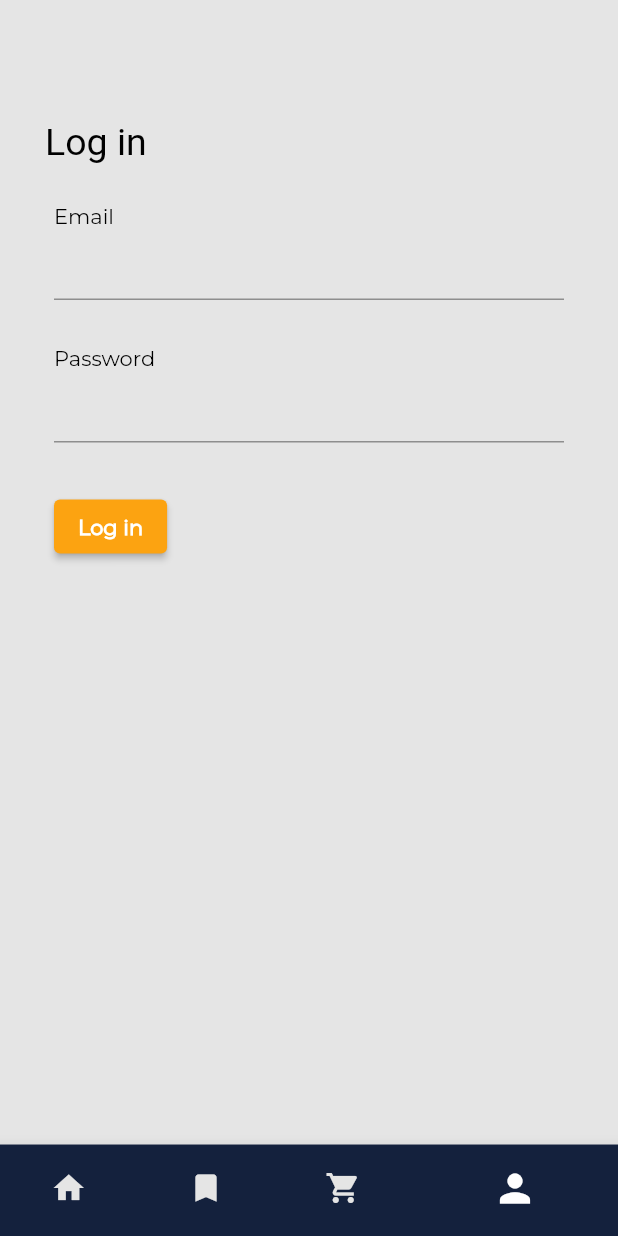
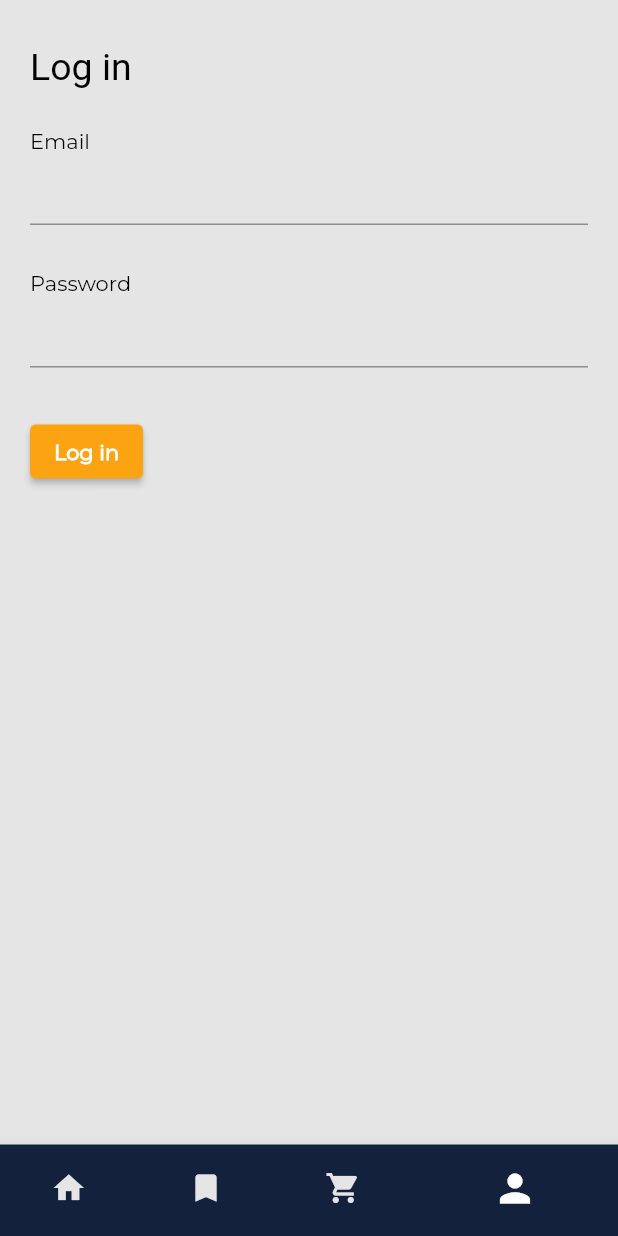
Before and after one commit to lintenn/GrateMate, a Flutter app: the screen it shows after launch, item 4 of the bottom bar chosen, after a tap on "Logout", on a phone screen of 412 x 824 dp. Run offline on Flutter 3.47's test engine with Material 2 defaults, Android fonts, the light colour scheme and no system bars; our stand-ins replace carousel_slider, font_awesome_flutter, tuple; missing offline and left inert: flutter_ringtone_player, material_dialogs; network calls fail; Roboto replaces fonts that are missing (MontserratExtraBold); statements that could not run were skipped; project files that could hold a hidden picture were left out.

Commit message:
simplify layout code, add SafeArea, standardize EdgeInsets

```diff
--- a/grate_mate/lib/screens/login_screen.dart
+++ b/grate_mate/lib/screens/login_screen.dart
@@ -24,48 +24,31 @@ class _LoginPageState extends State<LoginPage> {
   @override
   Widget build(BuildContext context) {
     // Build a Form widget using the _formKey created above.
-    return Scaffold(
+    return SafeArea(
+      child: Scaffold(
         backgroundColor: GrateMate.grayGrateMate,
         //SingleChildScrollView otherwise screen overflow due to keyboard popping up
         body: SingleChildScrollView(
           child: Container(
             margin: const EdgeInsets.fromLTRB(20.0, 20.0, 20.0, 0.0),
             child: Column(
+                crossAxisAlignment: CrossAxisAlignment.start,
                 children: [
-              const SizedBox(
-                height: 50,
-              ),
-              Padding(
-                padding: EdgeInsets.fromLTRB(10, 10, 10, 10),
-                child: Row(
-                  children: [
-                    Column(
-                      children: const [
-                        MateTextH1(
+            const Padding(
+            padding: EdgeInsets.fromLTRB(0, 10, 0, 10),
+            child: MateTextH1(
               text: 'Log in',
-                        ),
-                      ],
-                    ),
-                  ],
             ),
           ),
           Form(
             key: _formKey,
             child: Padding(
-                  padding: const EdgeInsets.all(16.0),
+                padding: const EdgeInsets.fromLTRB(0, 16.0, 0, 16),
                 child: Column(
                   crossAxisAlignment: CrossAxisAlignment.start,
                   children: [
-                      Row(
-                        children: [
-                          Column(
-                            children: const [
-                              MateTextP(
+                  const MateTextP(
                   text: 'Email',
-                              ),
-                            ],
-                          ),
-                        ],
                 ),
                 TextFormField(
                 controller: _emailController,
@@ -80,20 +63,15 @@ class _LoginPageState extends State<LoginPage> {
                   fontFamily: 'MontSerrat',
                   fontSize: 14,
                 ),
+                onTapOutside: (event) {
+                  FocusManager.instance.primaryFocus?.unfocus();
+                }
             ),
-                      SizedBox(
+            const SizedBox(
               height: 30,
             ),
-                      Row(
-                        children: [
-                          Column(
-                            children: const [
-                              MateTextP(
+            const MateTextP(
               text: 'Password',
-                              ),
-                            ],
-                          ),
-                        ],
             ),
             TextFormField(
                 controller: _passwordController,
@@ -108,6 +86,9 @@ class _LoginPageState extends State<LoginPage> {
                   fontFamily: 'MontSerrat',
                   fontSize: 14,
                 ),
+                onTapOutside: (event) {
+                  FocusManager.instance.primaryFocus?.unfocus();
+                }
             ),
             const SizedBox(
               height: 16,
@@ -137,7 +118,6 @@ class _LoginPageState extends State<LoginPage> {
                       if (loggedUser.id == -1) {
                         _errorLogin = true;
                       } else {
-                                  print('here');
                         Navigator.pushReplacementNamed(
                             context, '/home');
                         Users.isLogged = true;
@@ -157,9 +137,12 @@ class _LoginPageState extends State<LoginPage> {
         ),
       ),
       ],
-          ),
-        ),
-      ),
+    ),)
+    ,
+    )
+    ,
+    )
+    ,
     );
   }
 }
--- a/grate_mate/lib/screens/mainPage.dart
+++ b/grate_mate/lib/screens/mainPage.dart
@@ -26,6 +26,122 @@ class _MainPageState extends State<MainPage> {
     super.dispose();
   }
 
+  @override
+  Widget build(BuildContext context) {
+    return SafeArea(
+      child: Scaffold(
+        backgroundColor: GrateMate.grayGrateMate,
+        body: Container(
+          margin: const EdgeInsets.fromLTRB(20.0, 30.0, 20.0, 0.0),
+          child: Column(
+            crossAxisAlignment: CrossAxisAlignment.start,
+            children: <Widget>[
+              Container(
+                child: MateTextH1(
+                  text: greetUser(),
+                ),
+              ),
+              Container(
+                padding: const EdgeInsets.fromLTRB(0, 20, 10, 10),
+                child: Container(
+                  decoration: const BoxDecoration(
+                    color: Colors.white,
+                    borderRadius: BorderRadius.all(Radius.circular(50.0)),
+                    boxShadow: [
+                      BoxShadow(
+                        color: Colors.black12,
+                        blurRadius: 5.0,
+                        spreadRadius: 1.0,
+                        offset: Offset(0.0, 2),
+                      ),
+                    ],
+                  ),
+                  child: TextField(
+                    controller: _searchController,
+                    decoration: InputDecoration(
+                      contentPadding: const EdgeInsets.fromLTRB(25, 20, 0, 10),
+                      hintText: 'Search',
+                      hintStyle: const TextStyle(
+                        fontFamily: 'MontSerrat',
+                        fontSize: 14,
+                      ),
+                      suffixIcon: IconButton(
+                        icon: const Icon(Icons.search),
+                        onPressed: _search,
+                      ),
+                      border: const OutlineInputBorder(
+                        borderRadius: BorderRadius.all(
+                          Radius.circular(25),
+                        ),
+                        borderSide: BorderSide.none,
+                      ),
+                    ),
+                  ),
+                ),
+              ),
+              _showError
+                  ? const Padding(
+                padding: EdgeInsets.fromLTRB(20.0,0,0,0),
+                child: MateTextError(
+                  text: 'You have to enter a search term',
+                ),
+              )
+                  : Container(),
+              Row(
+                children: [
+                  Column(
+                    children: const [
+                      Padding(
+                        padding: EdgeInsets.fromLTRB(0, 20, 10, 10),
+                        child: MateTextH2(text:'Last Recipes'),
+                      ),
+                    ],
+                  ),
+                ],
+              ),
+              Flexible(
+                /*child: GridView.count(
+                  crossAxisCount: 1,
+                  scrollDirection: Axis.vertical,
+                  children: globalRecipes.recipes.map((recipe) => recipeCard(recipe)).toList(),
+                  ),*/
+                child: !recipesFiltered.isEmpty
+                    ? ListView.builder(
+                  padding: const EdgeInsets.fromLTRB(0, 10, 0, 0),
+                  itemCount: recipesFiltered.length,
+                  itemBuilder: (context, index) {
+                    return recipeCard(recipesFiltered[index]);
+                  },
+                )
+                    : Row(
+                  children: [
+                    Flexible(
+                      child: Column(
+                        children: const [
+                          Padding(
+                            padding: EdgeInsets.fromLTRB(10, 20, 10, 10),
+                            child: Text(
+                              'No results found. Try another search term',
+                              style: TextStyle(
+                                fontSize: 18,
+                                fontFamily: 'Montserrat',
+                                //color: GrateMate.darkGrateMate
+                              ),
+                            ),
+                          ),
+                        ],
+                      ),
+                    ),
+                  ],
+                ),
+              ),
+            ],
+          ),
+        ),
+      ),
+    );
+  }
+
   void _search() {
     if (_searchController.text.isEmpty) {
       setState(() {
@@ -42,7 +158,7 @@ class _MainPageState extends State<MainPage> {
       setState(() {
         recipesFiltered = recipes
             .where((recipe) =>
-                recipe.name.toLowerCase().contains(searchValue.toLowerCase()))
+            recipe.name.toLowerCase().contains(searchValue.toLowerCase()))
             .toList();
       });
     }
@@ -55,7 +171,7 @@ class _MainPageState extends State<MainPage> {
           Navigator.pushNamed(context, '/recipe', arguments: recipe);
         },
         child: Card(
-          margin: const EdgeInsets.fromLTRB(10, 0, 10, 10),
+          margin: const EdgeInsets.fromLTRB(0, 0, 0, 10),
           shape: RoundedRectangleBorder(
             borderRadius: BorderRadius.circular(10),
           ),
@@ -164,121 +280,7 @@ class _MainPageState extends State<MainPage> {
     }
   }
 
-  @override
-  Widget build(BuildContext context) {
-    return Scaffold(
-      //backgroundColor: GrateMate.earthYellow[400],
-      backgroundColor: GrateMate.grayGrateMate,
-      body: Container(
-        margin: const EdgeInsets.fromLTRB(20.0, 60.0, 20.0, 0.0),
-        child: Column(
-          crossAxisAlignment: CrossAxisAlignment.start,
-          children: <Widget>[
-            Container(
-              padding: EdgeInsets.fromLTRB(10, 10, 10, 10),
-              child: MateTextH1(
-                text: greetUser(),
-              ),
-            ),
-            Container(
-              padding: EdgeInsets.fromLTRB(10, 20, 10, 10),
-              child: Container(
-                decoration: const BoxDecoration(
-                  color: Colors.white,
-                  borderRadius: BorderRadius.all(Radius.circular(50.0)),
-                  boxShadow: [
-                    BoxShadow(
-                      color: Colors.black12,
-                      blurRadius: 5.0,
-                      spreadRadius: 1.0,
-                      offset: Offset(0.0, 2),
-                    ),
-                  ],
-                ),
-                child: TextField(
-                  controller: _searchController,
-                  decoration: InputDecoration(
-                    contentPadding: const EdgeInsets.fromLTRB(25, 20, 0, 10),
-                    hintText: 'Search',
-                      hintStyle: const TextStyle(
-                        fontFamily: 'MontSerrat',
-                        fontSize: 14,
-                      ),
-                    suffixIcon: IconButton(
-                      icon: const Icon(Icons.search),
-                      onPressed: _search,
-                    ),
-                    border: const OutlineInputBorder(
-                      borderRadius: BorderRadius.all(
-                        Radius.circular(25),
-                      ),
-                      borderSide: BorderSide.none,
-                    ),
-                  ),
-                ),
-              ),
-            ),
-            _showError
-                ? const Padding(
-                  padding: EdgeInsets.fromLTRB(20.0,0,0,0),
-                  child: MateTextError(
-                      text: 'You have to enter a search term',
-                    ),
-                )
-                : Container(),
-            Row(
-              children: [
-                Column(
-                  children: const [
-                    Padding(
-                      padding: EdgeInsets.fromLTRB(10, 20, 10, 10),
-                      child: MateTextH2(text:'Last Recipes'),
-                    ),
-                  ],
-                ),
-              ],
-            ),
-            Flexible(
-              /*child: GridView.count(
-                crossAxisCount: 1,
-                scrollDirection: Axis.vertical,
-                children: globalRecipes.recipes.map((recipe) => recipeCard(recipe)).toList(),
-                ),*/
-              child: !recipesFiltered.isEmpty
-                  ? ListView.builder(
-                      padding: const EdgeInsets.fromLTRB(0, 10, 0, 0),
-                      itemCount: recipesFiltered.length,
-                      itemBuilder: (context, index) {
-                        return recipeCard(recipesFiltered[index]);
-                      },
-                    )
-                  : Row(
-                      children: [
-                        Flexible(
-                          child: Column(
-                            children: const [
-                              Padding(
-                                padding: EdgeInsets.fromLTRB(10, 20, 10, 10),
-                                child: Text(
-                                  'No results found. Try another search term',
-                                  style: TextStyle(
-                                    fontSize: 18,
-                                    fontFamily: 'Montserrat',
-                                    //color: GrateMate.darkGrateMate
-                                  ),
-                                ),
-                              ),
-                            ],
-                          ),
-                        ),
-                      ],
-                    ),
-            ),
-          ],
-        ),
-      ),
-    );
-  }
+
 
   String greetUser() {
     // Get the current time
--- a/grate_mate/lib/screens/profile_screen.dart
+++ b/grate_mate/lib/screens/profile_screen.dart
@@ -1,5 +1,6 @@
 import 'package:flutter/material.dart';
 import 'package:grate_mate/widgets/mate_text_p.dart';
+import '../global_information/colors_palette.dart';
 import '../models/user.dart';
 import '../global_information/global_users.dart' as Users;
 
@@ -11,12 +12,16 @@ class ProfileScreen extends StatelessWidget {
 
   @override
   Widget build(BuildContext context) {
-    return Scaffold(
+    return SafeArea(
+      child: Scaffold(
+        backgroundColor: GrateMate.grayGrateMate,
         body: SingleChildScrollView(
+          child: Container(
+            //TODO All the other screens have 20 margin on left and right side, but here somehow we need 15.. why?
+            margin: const EdgeInsets.fromLTRB(15.0, 30.0, 15.0, 10.0),
             child: Column(
               crossAxisAlignment: CrossAxisAlignment.stretch,
               children: [
-            SizedBox(height: 80,),
                 Container(
                   height: 200,
                   decoration: BoxDecoration(
@@ -26,7 +31,7 @@ class ProfileScreen extends StatelessWidget {
                         color: Colors.grey.withOpacity(0.5),
                         spreadRadius: 7,
                         blurRadius: 7,
-                    offset: Offset(0, 3), // changes position of shadow
+                        offset: const Offset(0, 3), // changes position of shadow
                       ),
                     ],
                     //border: Border.all(width: 2, color: Colors.grey)
@@ -36,19 +41,18 @@ class ProfileScreen extends StatelessWidget {
                     backgroundColor: Colors.grey,
                   ),
                 ),
-            SizedBox(height: 16,),
+                const SizedBox(height: 16,),
                 buildInfoCard('Name','${user.firstName} ${user.lastName}'),
                 buildInfoCard('Email',user.email),
                 buildInfoCard('Phone Number',user.phoneNumber),
                 buildInfoCard('Date of Birth','${user.birthDate.day}/${user.birthDate.month}/${user.birthDate.year}'),
-            SizedBox(height: 50,),
+                const SizedBox(height: 20,),
                 Center(
                   child: ElevatedButton(
                     onPressed: () {
                       Users.isLogged = false;
                       Navigator.pushReplacementNamed(context, '/home/login');
                     },
-                child: Text('Logout'),
                     style: ButtonStyle(
                       backgroundColor: MaterialStateProperty.all<Color>(Colors.redAccent),
                       foregroundColor: MaterialStateProperty.all<Color>(Colors.white),
@@ -58,9 +62,12 @@ class ProfileScreen extends StatelessWidget {
                         ),
                       ),
                     ),
+                    child: const Text('Logout'),
                   ),
                 )
               ],
+            ),
+          ),
         ),
       ),
     );
@@ -68,7 +75,7 @@ class ProfileScreen extends StatelessWidget {
 
   Widget buildInfoCard(String title, String subtitle) {
     return Padding(
-      padding: const EdgeInsets.fromLTRB(12,5,12,5),
+      padding: const EdgeInsets.fromLTRB(0,5,0,5),
       child: Card(
               child: ListTile(
                 title: MateTextP(text: title),
```
Also changed, not shown: grate_mate/lib/screens/bookmarks_screen.dart (+50 -87 lines), grate_mate/lib/screens/cooking_screen.dart (+8 -7 lines), grate_mate/lib/screens/recipe_screen.dart (+14 -14 lines), grate_mate/lib/screens/shoppingList_screen.dart (+35 -65 lines). Lines whose indentation alone changed are shown as unchanged.
